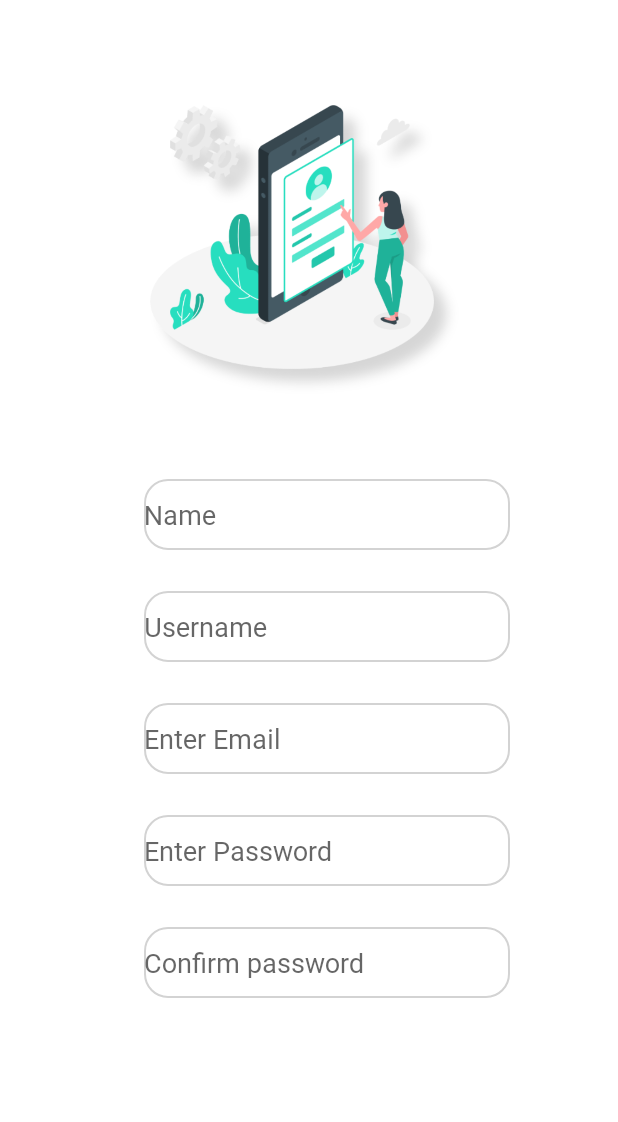
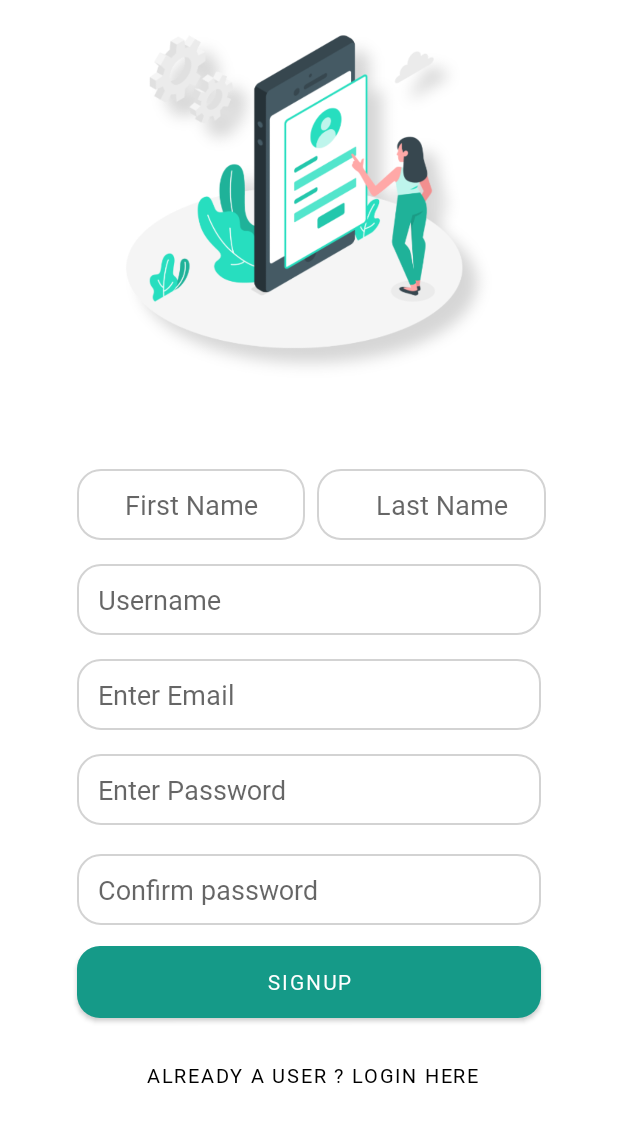
Before and after one commit to isahilgupta1306/floxum_mobile, an Android app: the new_signup_page screen opened directly, with no data from a screen before it, on a phone screen of 412 x 824 dp. Shown: the top 1122 px of the screen. Run offline under Robolectric (Android 15) with nearby library versions, the phone set to English and light mode, and no system bars.

Commit message:
ScrollView issue solved

```diff
--- a/app/src/main/java/com/artopher/floxum/new_signup_page.java
+++ b/app/src/main/java/com/artopher/floxum/new_signup_page.java
@@ -2,15 +2,27 @@ package com.artopher.floxum;
 
 import androidx.appcompat.app.AppCompatActivity;
 
+import android.content.Intent;
 import android.os.Bundle;
+import android.view.View;
+import android.widget.Button;
 import android.widget.TextView;
 
 public class new_signup_page extends AppCompatActivity {
     TextView textView;
+    Button loginButton ;
     @Override
     protected void onCreate(Bundle savedInstanceState) {
         super.onCreate(savedInstanceState);
         setContentView(R.layout.activity_new_signup_page);
+        loginButton=(Button)findViewById(R.id.goLogin);
+        loginButton.setOnClickListener(new View.OnClickListener() {
+            @Override
+            public void onClick(View v) {
+                Intent i = new Intent(getApplicationContext(), newLoginPage.class);
+                startActivity(i);
+            }
+        });
 
     }
 }
--- a/app/src/main/res/layout/activity_new_signup_page.xml
+++ b/app/src/main/res/layout/activity_new_signup_page.xml
@@ -7,7 +7,7 @@
     tools:layout_editor_absoluteX="0dp"
     tools:layout_editor_absoluteY="0dp">
 
-    <RelativeLayout
+    <androidx.constraintlayout.widget.ConstraintLayout
         android:id="@+id/constraintLayout"
         android:layout_width="match_parent"
         android:layout_height="wrap_content">
@@ -19,87 +19,159 @@
             android:layout_alignParentStart="true"
             android:layout_alignParentTop="true"
             android:layout_alignParentEnd="true"
-            android:layout_marginStart="96dp"
-            android:layout_marginTop="47dp"
-            android:layout_marginEnd="102dp"
+            app:layout_constraintBottom_toBottomOf="parent"
+            app:layout_constraintEnd_toEndOf="parent"
+            app:layout_constraintStart_toStartOf="parent"
+            app:layout_constraintTop_toTopOf="parent"
+            app:layout_constraintVertical_bias="0.032"
             app:srcCompat="@drawable/login_girl" />
 
         <EditText
             android:id="@+id/editTextTextPersonName8"
-            android:layout_width="339dp"
+            android:layout_width="0dp"
             android:layout_height="47dp"
             android:layout_below="@+id/imageView5"
             android:layout_alignStart="@+id/imageView5"
             android:layout_alignParentEnd="true"
-            android:layout_marginStart="0dp"
-            android:layout_marginTop="34dp"
-            android:layout_marginEnd="72dp"
+            android:layout_marginStart="36dp"
+            android:layout_marginTop="56dp"
             android:background="@drawable/edit_text_bg"
             android:ems="10"
-            android:hint="Name"
-            android:inputType="textPersonName" />
+            android:hint="First Name"
+            android:textAlignment="center"
+            android:inputType="textPersonName"
+            app:layout_constraintEnd_toStartOf="@+id/editTextTextPersonlastName8"
+            app:layout_constraintHorizontal_bias="0.652"
+            app:layout_constraintStart_toStartOf="parent"
+            app:layout_constraintTop_toBottomOf="@+id/imageView5"
+            app:layout_constraintWidth_percent=".37" />
+
+        <EditText
+            android:id="@+id/editTextTextPersonlastName8"
+            android:layout_width="0dp"
+            android:layout_height="47dp"
+            android:layout_below="@+id/imageView5"
+            android:layout_alignStart="@+id/imageView5"
+            android:layout_alignParentEnd="true"
+            android:layout_marginTop="56dp"
+            android:layout_marginEnd="48dp"
+            android:background="@drawable/edit_text_bg"
+            android:ems="10"
+            android:textAlignment="center"
+            android:hint="   Last Name"
+            android:inputType="textPersonName"
+            app:layout_constraintEnd_toEndOf="parent"
+            app:layout_constraintTop_toBottomOf="@+id/imageView5"
+            app:layout_constraintWidth_percent=".37" />
 
         <EditText
             android:id="@+id/editTextTextPersonName10"
-            android:layout_width="339dp"
+            android:layout_width="0dp"
+            app:layout_constraintWidth_percent=".75"
             android:layout_height="47dp"
             android:layout_below="@+id/editTextTextPersonName8"
             android:layout_alignStart="@+id/editTextTextPersonName8"
             android:layout_alignParentEnd="true"
-            android:layout_marginStart="0dp"
-            android:layout_marginTop="27dp"
-            android:layout_marginEnd="72dp"
+            android:layout_marginTop="16dp"
             android:background="@drawable/edit_text_bg"
             android:ems="10"
-            android:hint="Username"
-            android:inputType="textPersonName" />
+            android:hint="   Username"
+            android:inputType="textPersonName"
+            app:layout_constraintEnd_toEndOf="parent"
+            app:layout_constraintStart_toStartOf="parent"
+            app:layout_constraintTop_toBottomOf="@+id/editTextTextPersonName8" />
 
         <EditText
             android:id="@+id/editTextTextPersonName11"
-            android:layout_width="339dp"
+            android:layout_width="0dp"
+            app:layout_constraintWidth_percent=".75"
             android:layout_height="47dp"
             android:layout_below="@+id/editTextTextPersonName10"
             android:layout_alignStart="@+id/editTextTextPersonName10"
             android:layout_alignParentEnd="true"
-            android:layout_marginStart="0dp"
-            android:layout_marginTop="27dp"
-            android:layout_marginEnd="72dp"
+            android:layout_marginTop="16dp"
             android:background="@drawable/edit_text_bg"
             android:ems="10"
-            android:hint="Enter Email"
-            android:inputType="textPersonName" />
+            android:hint="   Enter Email"
+            android:inputType="textPersonName"
+            app:layout_constraintEnd_toEndOf="parent"
+            app:layout_constraintStart_toStartOf="parent"
+            app:layout_constraintTop_toBottomOf="@+id/editTextTextPersonName10" />
 
         <EditText
             android:id="@+id/editTextTextPassword5"
-            android:layout_width="339dp"
+            android:layout_width="0dp"
+            app:layout_constraintWidth_percent=".75"
             android:layout_height="47dp"
             android:layout_below="@+id/editTextTextPersonName11"
             android:layout_alignStart="@+id/editTextTextPersonName11"
             android:layout_alignParentEnd="true"
-            android:layout_marginStart="0dp"
-            android:layout_marginTop="27dp"
-            android:layout_marginEnd="72dp"
+            android:layout_marginTop="16dp"
             android:background="@drawable/edit_text_bg"
             android:ems="10"
-            android:hint="Enter Password"
-            android:inputType="textPassword" />
+            android:hint="   Enter Password"
+            android:inputType="textPassword"
+            app:layout_constraintEnd_toEndOf="parent"
+            app:layout_constraintStart_toStartOf="parent"
+            app:layout_constraintTop_toBottomOf="@+id/editTextTextPersonName11" />
 
         <EditText
             android:id="@+id/editTextTextPassword6"
-            android:layout_width="339dp"
+            android:layout_width="0dp"
+            app:layout_constraintWidth_percent=".75"
             android:layout_height="47dp"
             android:layout_below="@+id/editTextTextPassword5"
             android:layout_alignStart="@+id/editTextTextPassword5"
             android:layout_alignParentEnd="true"
-            android:layout_marginStart="0dp"
-            android:layout_marginTop="27dp"
-            android:layout_marginEnd="72dp"
+            android:layout_marginTop="16dp"
             android:background="@drawable/edit_text_bg"
             android:ems="10"
-            android:hint="Confirm password"
-            android:inputType="textPassword" />
+            android:hint="   Confirm password"
+            android:inputType="textPassword"
+            app:layout_constraintBottom_toBottomOf="parent"
+            app:layout_constraintEnd_toEndOf="parent"
+            app:layout_constraintStart_toStartOf="parent"
+            app:layout_constraintTop_toBottomOf="@+id/editTextTextPassword5"
+            app:layout_constraintVertical_bias="0.016" />
 
-    </RelativeLayout>
+        <Button
+            android:id="@+id/button2"
+            android:layout_width="0dp"
+            android:layout_height="wrap_content"
+            android:layout_marginTop="14dp"
+            android:background="@drawable/button_bg"
+            android:text="SignUp"
+            app:layout_constraintEnd_toEndOf="parent"
+
+            app:layout_constraintStart_toStartOf="parent"
+            app:layout_constraintTop_toBottomOf="@+id/editTextTextPassword6"
+            app:layout_constraintWidth_percent=".75" />
+
+        <Button
+            android:id="@+id/goLogin"
+            android:layout_width="0dp"
+            android:layout_height="wrap_content"
+            android:layout_marginTop="14dp"
+            android:background="?android:attr/selectableItemBackground"
+            android:gravity="center"
+            android:text=" Already a user ? Login here"
+            android:textColor="#000"
+            android:textSize="13dp"
+
+            app:layout_constraintEnd_toEndOf="parent"
+            app:layout_constraintStart_toStartOf="parent"
+            app:layout_constraintTop_toBottomOf="@+id/button2"
+            app:layout_constraintWidth_percent=".75" />
+
+        <ImageView
+            android:layout_width="match_parent"
+            android:layout_height="40dp"
+            android:src="@drawable/vie_bg"
+            app:layout_constraintEnd_toEndOf="parent"
+            app:layout_constraintStart_toStartOf="parent"
+            app:layout_constraintTop_toBottomOf="@+id/goLogin" />
+
+    </androidx.constraintlayout.widget.ConstraintLayout>
 
 
 </ScrollView>
--- a/build.gradle
+++ b/build.gradle
@@ -5,7 +5,7 @@ buildscript {
         jcenter()
     }
     dependencies {
-        classpath "com.android.tools.build:gradle:4.0.1"
+        classpath 'com.android.tools.build:gradle:4.1.0'
 
         // NOTE: Do not place your application dependencies here; they belong
         // in the individual module build.gradle files
```
Also changed, not shown: gradle/wrapper/gradle-wrapper.properties, 1 other file.
